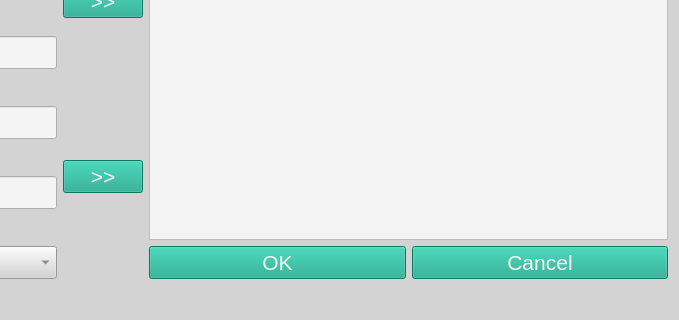
The window that ibridgescontrib/ibridgesdvn/ui_files/metadata_form.ui (iBridges-for-iRODS/ibridges-plugin-dataverse) describes before a commit, drawn with Qt 5; both pictures show x 388 to 1067 and y 216 to 536 of the 1067 by 536 pixel window.
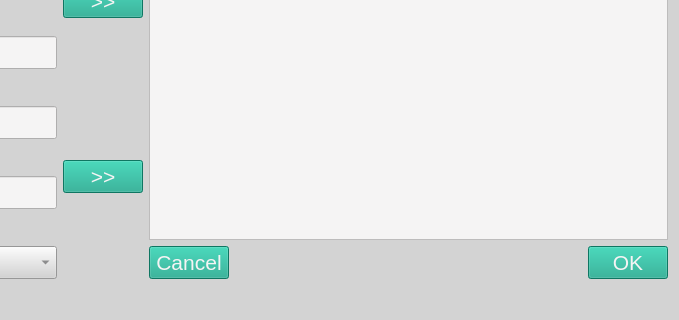
The same window after the commit.

The edit to the form file:
```diff
--- a/ibridgescontrib/ibridgesdvn/ui_files/metadata_form.ui
+++ b/ibridgescontrib/ibridgesdvn/ui_files/metadata_form.ui
@@ -184,13 +184,6 @@
        </item>
        <item>
         <layout class="QHBoxLayout" name="horizontalLayout_5">
-         <item>
-          <widget class="QPushButton" name="ok_button">
-           <property name="text">
-            <string>OK</string>
-           </property>
-          </widget>
-         </item>
          <item>
           <widget class="QPushButton" name="cancel_button">
            <property name="text">
@@ -198,6 +191,26 @@
            </property>
           </widget>
          </item>
+         <item>
+          <spacer name="horizontalSpacer">
+           <property name="orientation">
+            <enum>Qt::Horizontal</enum>
+           </property>
+           <property name="sizeHint" stdset="0">
+            <size>
+             <width>40</width>
+             <height>20</height>
+            </size>
+           </property>
+          </spacer>
+         </item>
+         <item>
+          <widget class="QPushButton" name="ok_button">
+           <property name="text">
+            <string>OK</string>
+           </property>
+          </widget>
+         </item>
         </layout>
        </item>
       </layout>
```
